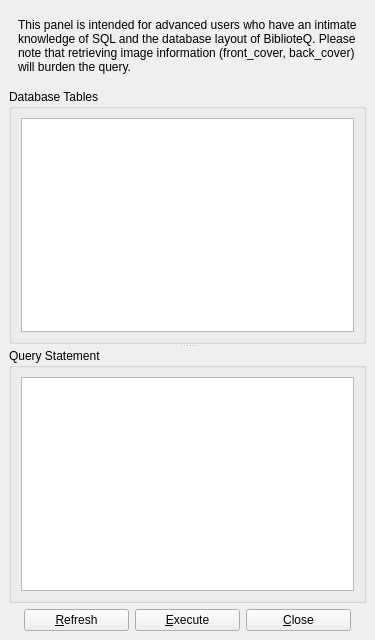
Before: the Qt Designer form UI/biblioteq_customquery.ui in textbrowser/biblioteq, drawn with Qt 5.
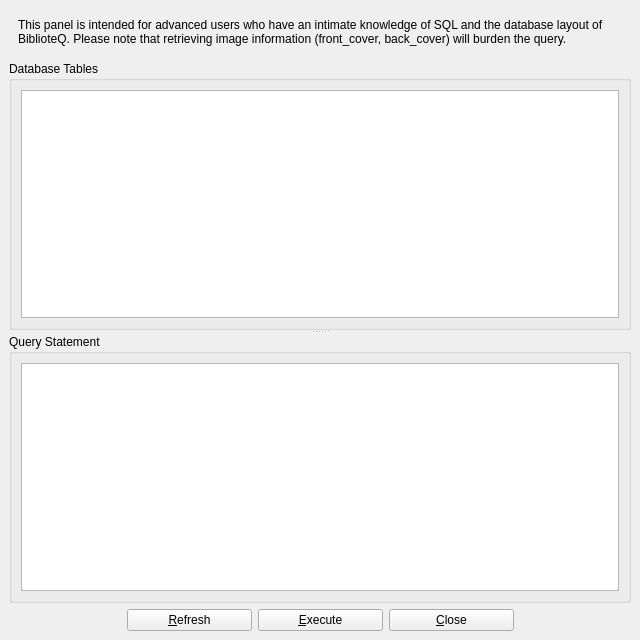
After: the same form once the commit is applied. Icons and pictures are not drawn.

Diff of the .ui file:
```diff
--- a/UI/biblioteq_customquery.ui
+++ b/UI/biblioteq_customquery.ui
@@ -6,7 +6,7 @@
    <rect>
     <x>0</x>
     <y>0</y>
-    <width>375</width>
+    <width>640</width>
     <height>640</height>
    </rect>
   </property>
@@ -110,7 +110,7 @@
        <widget class="QPushButton" name="refresh_pb">
         <property name="minimumSize">
          <size>
-          <width>105</width>
+          <width>125</width>
           <height>0</height>
          </size>
         </property>
@@ -127,7 +127,7 @@
        <widget class="QPushButton" name="execute_pb">
         <property name="minimumSize">
          <size>
-          <width>105</width>
+          <width>125</width>
           <height>0</height>
          </size>
         </property>
@@ -144,7 +144,7 @@
        <widget class="QPushButton" name="close_pb">
         <property name="minimumSize">
          <size>
-          <width>105</width>
+          <width>125</width>
           <height>0</height>
          </size>
         </property>
```
